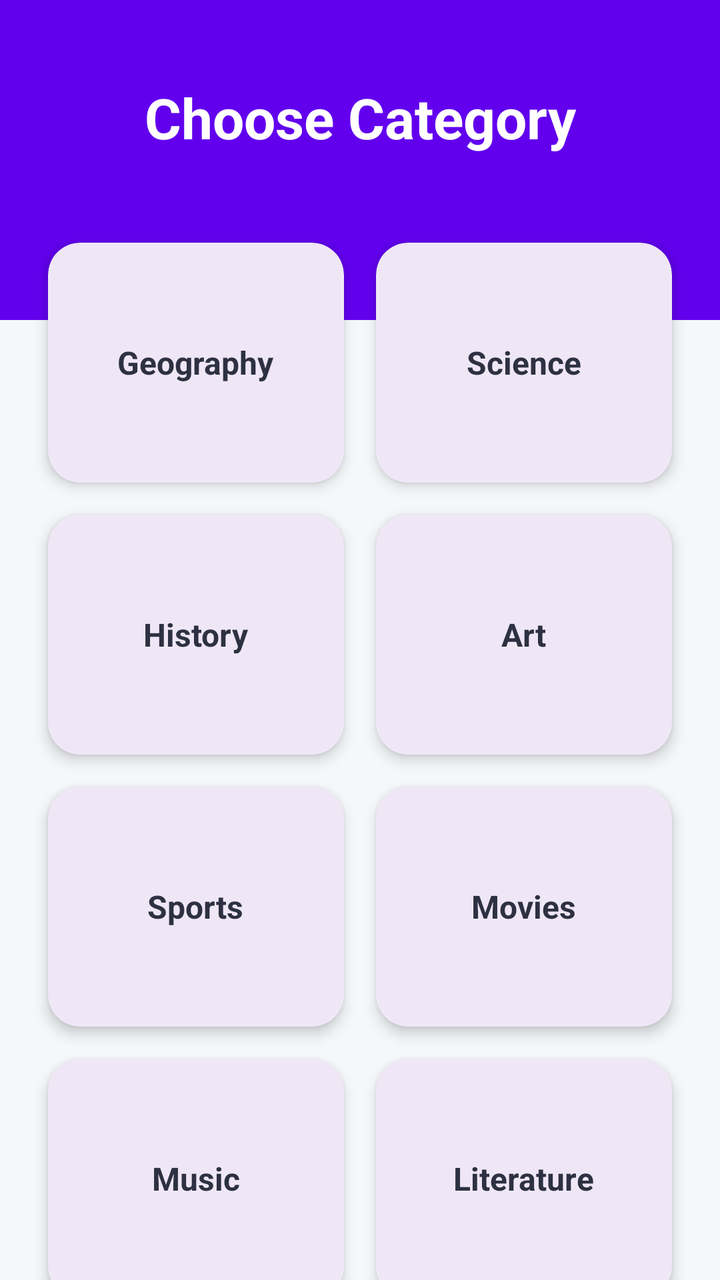
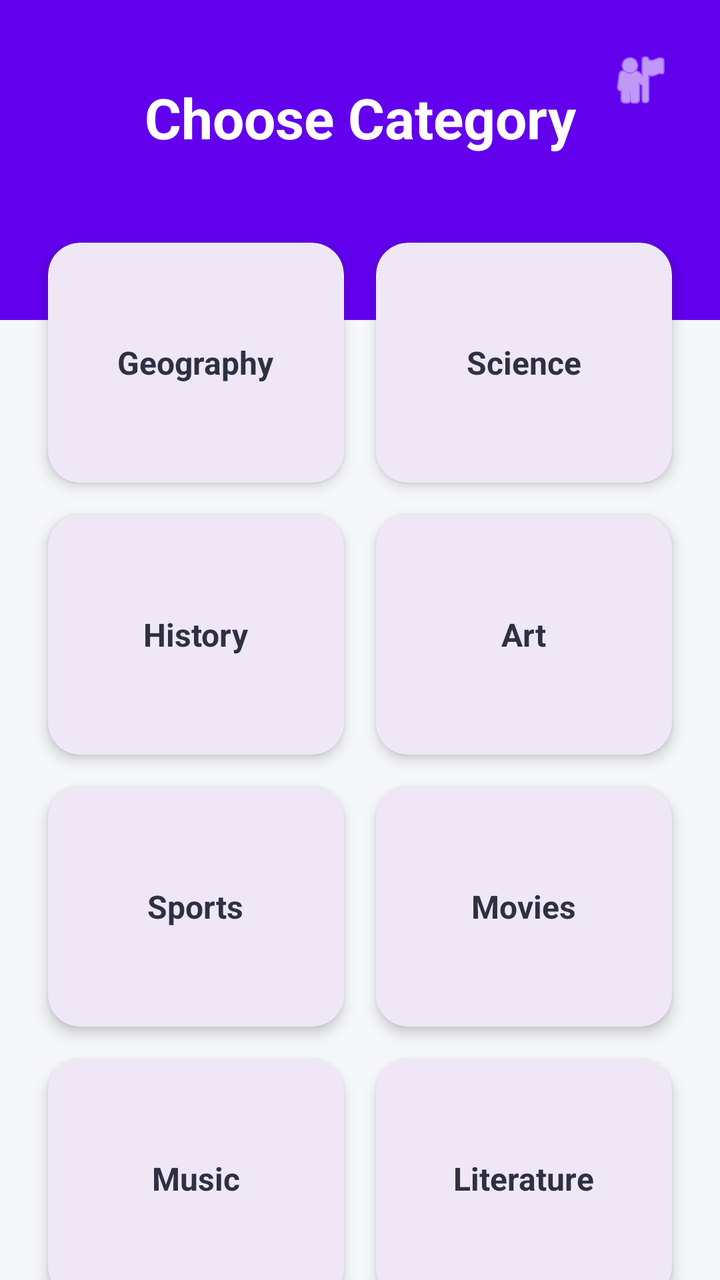

The first picture is an Android layout as it rendered before a commit; the second is the same layout after the commit. The layout source and the unified diff follow.
<!-- AndroidManifest.xml: application theme Theme.Quizzy -->
<!-- res/layout/activity_category.xml -->
<?xml version="1.0" encoding="utf-8"?>
<androidx.constraintlayout.widget.ConstraintLayout xmlns:android="http://schemas.android.com/apk/res/android"
    xmlns:app="http://schemas.android.com/apk/res-auto"
    android:layout_width="match_parent"
    android:layout_height="match_parent"
    android:background="#F5F7FA">

    <View
        android:id="@+id/header_bg"
        android:layout_width="match_parent"
        android:layout_height="160dp"
        android:background="@color/purple_500"
        app:layout_constraintTop_toTopOf="parent" />

    <TextView
        android:id="@+id/tv_category_title"
        android:layout_width="wrap_content"
        android:layout_height="wrap_content"
        android:layout_marginTop="40dp"
        android:text="Choose Category"
        android:textColor="@android:color/white"
        android:textSize="28sp"
        android:textStyle="bold"
        app:layout_constraintEnd_toEndOf="parent"
        app:layout_constraintStart_toStartOf="parent"
        app:layout_constraintTop_toTopOf="parent" />

    <androidx.core.widget.NestedScrollView
        android:layout_width="match_parent"
        android:layout_height="0dp"
        android:layout_marginTop="20dp"
        app:layout_constraintBottom_toBottomOf="parent"
        app:layout_constraintTop_toBottomOf="@+id/tv_category_title">

        <GridLayout
            android:id="@+id/gl_categories"
            android:layout_width="match_parent"
            android:layout_height="wrap_content"
            android:columnCount="2"
            android:padding="16dp">

            
            
            
            <com.google.android.material.card.MaterialCardView
                android:id="@+id/card_geography"
                style="@style/CategoryCardStyle">
                <TextView style="@style/CategoryTextStyle" android:text="Geography" />
            </com.google.android.material.card.MaterialCardView>

            <com.google.android.material.card.MaterialCardView
                android:id="@+id/card_science"
                style="@style/CategoryCardStyle">
                <TextView style="@style/CategoryTextStyle" android:text="Science" />
            </com.google.android.material.card.MaterialCardView>

            <com.google.android.material.card.MaterialCardView
                android:id="@+id/card_history"
                style="@style/CategoryCardStyle">
                <TextView style="@style/CategoryTextStyle" android:text="History" />
            </com.google.android.material.card.MaterialCardView>

            <com.google.android.material.card.MaterialCardView
                android:id="@+id/card_art"
                style="@style/CategoryCardStyle">
                <TextView style="@style/CategoryTextStyle" android:text="Art" />
            </com.google.android.material.card.MaterialCardView>

            <com.google.android.material.card.MaterialCardView
                android:id="@+id/card_sports"
                style="@style/CategoryCardStyle">
                <TextView style="@style/CategoryTextStyle" android:text="Sports" />
            </com.google.android.material.card.MaterialCardView>

            <com.google.android.material.card.MaterialCardView
                android:id="@+id/card_movies"
                style="@style/CategoryCardStyle">
                <TextView style="@style/CategoryTextStyle" android:text="Movies" />
            </com.google.android.material.card.MaterialCardView>

            <com.google.android.material.card.MaterialCardView
                android:id="@+id/card_music"
                style="@style/CategoryCardStyle">
                <TextView style="@style/CategoryTextStyle" android:text="Music" />
            </com.google.android.material.card.MaterialCardView>

            <com.google.android.material.card.MaterialCardView
                android:id="@+id/card_literature"
                style="@style/CategoryCardStyle">
                <TextView style="@style/CategoryTextStyle" android:text="Literature" />
            </com.google.android.material.card.MaterialCardView>

            <com.google.android.material.card.MaterialCardView
                android:id="@+id/card_nature"
                style="@style/CategoryCardStyle">
                <TextView style="@style/CategoryTextStyle" android:text="Nature" />
            </com.google.android.material.card.MaterialCardView>

            <com.google.android.material.card.MaterialCardView
                android:id="@+id/card_technology"
                style="@style/CategoryCardStyle">
                <TextView style="@style/CategoryTextStyle" android:text="Technology" />
            </com.google.android.material.card.MaterialCardView>

        </GridLayout>
    </androidx.core.widget.NestedScrollView>

</androidx.constraintlayout.widget.ConstraintLayout>
<!-- resources referenced by this layout -->
<resources>
  <color name="purple_500">#FF6200EE</color>
  <style name="CategoryCardStyle">
          <item name="android:layout_width">0dp</item>
          <item name="android:layout_height">120dp</item>
          <item name="android:layout_columnWeight">1</item>
          <item name="android:layout_margin">8dp</item>
          <item name="cardCornerRadius">16dp</item>
          <item name="cardElevation">4dp</item>
          <item name="strokeWidth">0dp</item>
          <item name="android:clickable">true</item>
          <item name="android:focusable">true</item>
          <item name="android:foreground">?attr/selectableItemBackground</item>
      </style>
  <style name="CategoryTextStyle">
          <item name="android:layout_width">wrap_content</item>
          <item name="android:layout_height">wrap_content</item>
          <item name="android:layout_gravity">center</item>
          <item name="android:textColor">#2D3142</item>
          <item name="android:textSize">16sp</item>
          <item name="android:textStyle">bold</item>
      </style>
  <style name="Theme.Quizzy" parent="Base.Theme.Quizzy" />
  <style name="Base.Theme.Quizzy" parent="Theme.Material3.DayNight.NoActionBar">
          
          
      </style>
</resources>

<!-- the commit's change to res/layout/activity_category.xml (unified diff, before → after) -->
@@ -11,6 +11,21 @@
         android:layout_height="160dp"
         android:background="@color/purple_500"
         app:layout_constraintTop_toTopOf="parent" />
+
+    <ImageButton
+        android:id="@+id/btn_profile"
+        android:layout_width="48dp"
+        android:layout_height="48dp"
+        android:layout_marginTop="16dp"
+        android:layout_marginEnd="16dp"
+        android:background="?attr/selectableItemBackgroundBorderless"
+        android:contentDescription="Profile"
+        android:padding="8dp"
+        android:scaleType="fitCenter"
+        android:src="@android:drawable/ic_menu_myplaces"
+        app:layout_constraintEnd_toEndOf="parent"
+        app:layout_constraintTop_toTopOf="parent"
+        app:tint="@android:color/white" />
 
     <TextView
         android:id="@+id/tv_category_title"
@@ -39,9 +54,6 @@
             android:columnCount="2"
             android:padding="16dp">
 
-            
-            
-            
             <com.google.android.material.card.MaterialCardView
                 android:id="@+id/card_geography"
                 style="@style/CategoryCardStyle">
